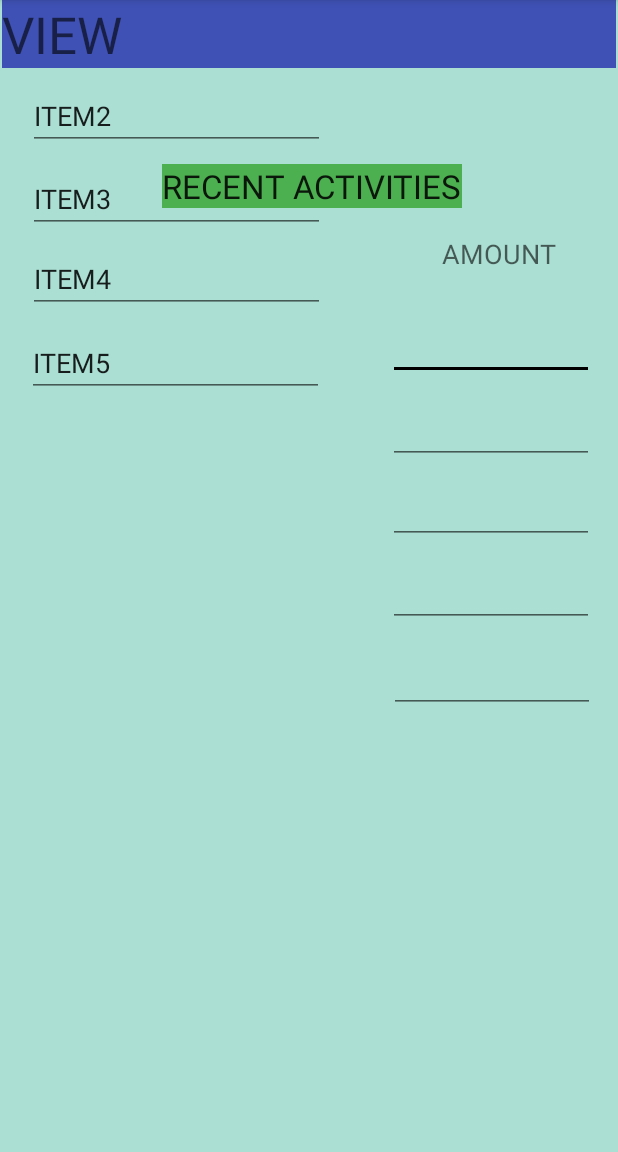
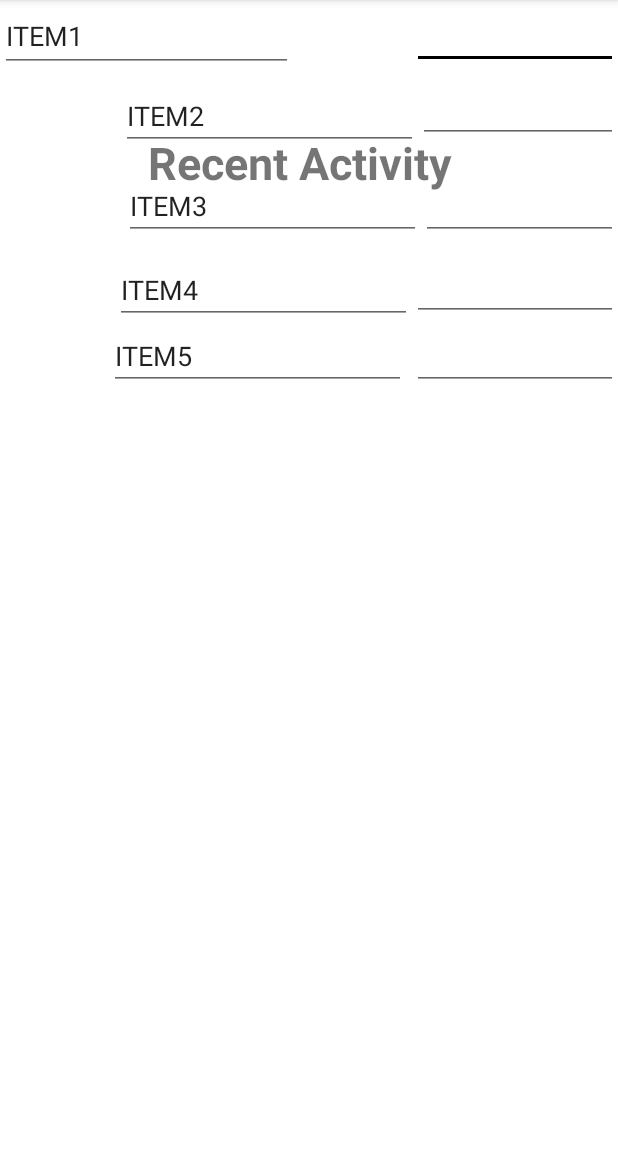
Before and after one commit to WSU-4110/Budget-Minimalism, an Android app: the view_recent_budget_activity screen opened directly, with no data from a screen before it, on a phone screen of 412 x 824 dp, the part 84-1236 px from its top. Run offline under Robolectric (Android 15) with nearby library versions, the phone set to English and light mode, and no system bars.

Commit message:
All pages fit Nexus 5x & Redid recentActivities UI

```diff
--- a/BudgetMinimalism/app/src/main/res/layout/activity_developer_info_page.xml
+++ b/BudgetMinimalism/app/src/main/res/layout/activity_developer_info_page.xml
@@ -12,6 +12,6 @@
         android:layout_height="116dp"
         android:text="Somebody build this UI"
         android:textSize="30sp"
-        tools:layout_editor_absoluteX="126dp"
-        tools:layout_editor_absoluteY="227dp" />
+        tools:layout_editor_absoluteX="76dp"
+        tools:layout_editor_absoluteY="214dp" />
 </androidx.constraintlayout.widget.ConstraintLayout>
--- a/BudgetMinimalism/app/src/main/res/layout/activity_view_recent_budget_activity.xml
+++ b/BudgetMinimalism/app/src/main/res/layout/activity_view_recent_budget_activity.xml
@@ -4,20 +4,32 @@
     xmlns:tools="http://schemas.android.com/tools"
     android:layout_width="match_parent"
     android:layout_height="match_parent"
-    android:background="#ABDFD3"
+    android:background="#FFFFFF"
     tools:context=".Main2Activity">
+
+    <TextView
+        android:id="@+id/textView16"
+        android:layout_width="215dp"
+        android:layout_height="60dp"
+        android:layout_marginTop="88dp"
+        android:text="@string/recentActivity"
+        android:textSize="30sp"
+        android:textStyle="bold"
+        android:typeface="normal"
+        app:layout_constraintBottom_toBottomOf="parent"
+        app:layout_constraintEnd_toEndOf="parent"
+        app:layout_constraintStart_toStartOf="parent"
+        app:layout_constraintTop_toTopOf="parent"
+        app:layout_constraintVertical_bias="0.0" />
 
     <EditText
         android:id="@+id/editText12"
         android:layout_width="137dp"
         android:layout_height="46dp"
-        android:layout_marginTop="26dp"
-        android:layout_marginEnd="16dp"
-        android:layout_marginRight="16dp"
         android:ems="10"
         android:inputType="numberDecimal"
         app:layout_constraintEnd_toEndOf="parent"
-        app:layout_constraintTop_toBottomOf="@+id/textView4" />
+        tools:layout_editor_absoluteY="235dp" />
 
     <EditText
         android:id="@+id/editText2"
@@ -26,16 +38,15 @@
         android:ems="10"
         android:inputType="textPersonName"
         android:text="ITEM1"
-        tools:layout_editor_absoluteX="18dp"
-        tools:layout_editor_absoluteY="208dp" />
+        tools:layout_editor_absoluteX="28dp"
+        tools:layout_editor_absoluteY="230dp" />
 
     <EditText
         android:id="@+id/editText3"
         android:layout_width="198dp"
         android:layout_height="44dp"
-        android:layout_marginTop="12dp"
-        android:layout_marginEnd="43dp"
-        android:layout_marginRight="43dp"
+        android:layout_marginEnd="4dp"
+        android:layout_marginRight="4dp"
         android:ems="10"
         android:inputType="textPersonName"
         android:text="ITEM5"
@@ -46,9 +57,7 @@
         android:id="@+id/editText4"
         android:layout_width="198dp"
         android:layout_height="44dp"
-        android:layout_marginTop="9dp"
-        android:layout_marginEnd="42dp"
-        android:layout_marginRight="42dp"
+        android:layout_marginTop="12dp"
         android:ems="10"
         android:inputType="textPersonName"
         android:text="ITEM4"
@@ -60,8 +69,6 @@
         android:layout_width="198dp"
         android:layout_height="44dp"
         android:layout_marginTop="8dp"
-        android:layout_marginEnd="42dp"
-        android:layout_marginRight="42dp"
         android:ems="10"
         android:inputType="textPersonName"
         android:text="ITEM2"
@@ -69,62 +76,32 @@
         app:layout_constraintTop_toBottomOf="@+id/editText2" />
 
     <TextView
-        android:id="@+id/textView"
-        android:layout_width="409dp"
-        android:layout_height="wrap_content"
-        android:background="#3F51B5"
-        android:text="VIEW"
-        android:textAppearance="@style/TextAppearance.AppCompat.Display1"
-        app:layout_constraintEnd_toEndOf="parent"
-        app:layout_constraintHorizontal_bias="0.5"
-        app:layout_constraintStart_toStartOf="parent"
-        tools:layout_editor_absoluteY="0dp" />
-
-    <TextView
-        android:id="@+id/textView2"
-        android:layout_width="wrap_content"
-        android:layout_height="wrap_content"
-        android:layout_marginTop="64dp"
-        android:layout_marginEnd="104dp"
-        android:layout_marginRight="104dp"
-        android:background="#4CAF50"
-        android:text="RECENT ACTIVITIES"
-        android:textAppearance="@style/TextAppearance.AppCompat.Large"
-        app:layout_constraintEnd_toEndOf="parent"
-        app:layout_constraintTop_toBottomOf="@+id/textView" />
-
-    <TextView
         android:id="@+id/textView3"
         android:layout_width="wrap_content"
         android:layout_height="wrap_content"
-        android:layout_marginEnd="142dp"
-        android:layout_marginRight="142dp"
-        android:layout_marginBottom="26dp"
-        android:background="#00FCD9D9"
-        android:text="DESCRIPTION"
+        android:layout_marginBottom="20dp"
+        android:background="#6cff66"
+        android:text="@string/Description"
         android:textAppearance="@style/TextAppearance.AppCompat.Medium"
         app:layout_constraintBottom_toTopOf="@+id/editText2"
-        app:layout_constraintEnd_toStartOf="@+id/textView4" />
+        tools:layout_editor_absoluteX="48dp" />
 
     <TextView
-        android:id="@+id/textView4"
-        android:layout_width="wrap_content"
-        android:layout_height="wrap_content"
-        android:layout_marginTop="18dp"
-        android:layout_marginEnd="41dp"
-        android:layout_marginRight="41dp"
-        android:text="AMOUNT"
+        android:id="@+id/textView15"
+        android:layout_width="103dp"
+        android:layout_height="27dp"
+        android:layout_marginBottom="24dp"
+        android:background="#6cff66"
+        android:text="@string/button_label6"
         android:textAppearance="@style/TextAppearance.AppCompat.Medium"
-        app:layout_constraintEnd_toEndOf="parent"
-        app:layout_constraintTop_toBottomOf="@+id/textView2" />
+        app:layout_constraintBottom_toTopOf="@+id/editText2"
+        tools:layout_editor_absoluteX="241dp" />
 
     <EditText
         android:id="@+id/editText"
         android:layout_width="198dp"
         android:layout_height="44dp"
-        android:layout_marginTop="11dp"
-        android:layout_marginEnd="42dp"
-        android:layout_marginRight="42dp"
+        android:layout_marginTop="16dp"
         android:ems="10"
         android:inputType="textPersonName"
         android:text="ITEM3"
@@ -135,9 +112,6 @@
         android:id="@+id/editText13"
         android:layout_width="137dp"
         android:layout_height="46dp"
-        android:layout_marginTop="11dp"
-        android:layout_marginEnd="15dp"
-        android:layout_marginRight="15dp"
         android:ems="10"
         android:inputType="numberDecimal"
         app:layout_constraintEnd_toEndOf="parent"
@@ -147,9 +121,7 @@
         android:id="@+id/editText14"
         android:layout_width="137dp"
         android:layout_height="46dp"
-        android:layout_marginTop="9dp"
-        android:layout_marginEnd="16dp"
-        android:layout_marginRight="16dp"
+        android:layout_marginTop="8dp"
         android:ems="10"
         android:inputType="numberDecimal"
         app:layout_constraintEnd_toEndOf="parent"
@@ -157,11 +129,9 @@
 
     <EditText
         android:id="@+id/editText15"
-        android:layout_width="137dp"
-        android:layout_height="46dp"
-        android:layout_marginTop="10dp"
-        android:layout_marginEnd="16dp"
-        android:layout_marginRight="16dp"
+        android:layout_width="133dp"
+        android:layout_height="41dp"
+        android:layout_marginTop="8dp"
         android:ems="10"
         android:inputType="numberDecimal"
         app:layout_constraintEnd_toEndOf="parent"
@@ -169,11 +139,9 @@
 
     <EditText
         android:id="@+id/editText11"
-        android:layout_width="137dp"
-        android:layout_height="46dp"
-        android:layout_marginTop="7dp"
-        android:layout_marginEnd="16dp"
-        android:layout_marginRight="16dp"
+        android:layout_width="131dp"
+        android:layout_height="43dp"
+        android:layout_marginTop="21dp"
         android:ems="10"
         android:inputType="numberDecimal"
         app:layout_constraintEnd_toEndOf="parent"
--- a/BudgetMinimalism/app/src/main/res/values/strings.xml
+++ b/BudgetMinimalism/app/src/main/res/values/strings.xml
@@ -27,4 +27,5 @@
     <string name="InputExpense">Input Expense</string>
     <string name="setexpensecats">Set Expense Categories</string>
     <string name="developerInfo">Developer Info</string>
+    <string name="recentActivity">Recent Activity</string>
 </resources>
```
Also changed, not shown: BudgetMinimalism/app/src/main/res/layout/activity_expense_inputscreen.xml (+22 -34 lines), BudgetMinimalism/app/src/main/res/layout/activity_income_inputscreen.xml (+64 -68 lines), BudgetMinimalism/app/src/main/res/layout/activity_set_expense_categories.xml (+10 -10 lines), BudgetMinimalism/app/src/main/res/layout/activity_set_income_categories.xml (+25 -25 lines), BudgetMinimalism/app/src/main/res/layout/activity_view_spending_delta.xml (+3 -5 lines).
